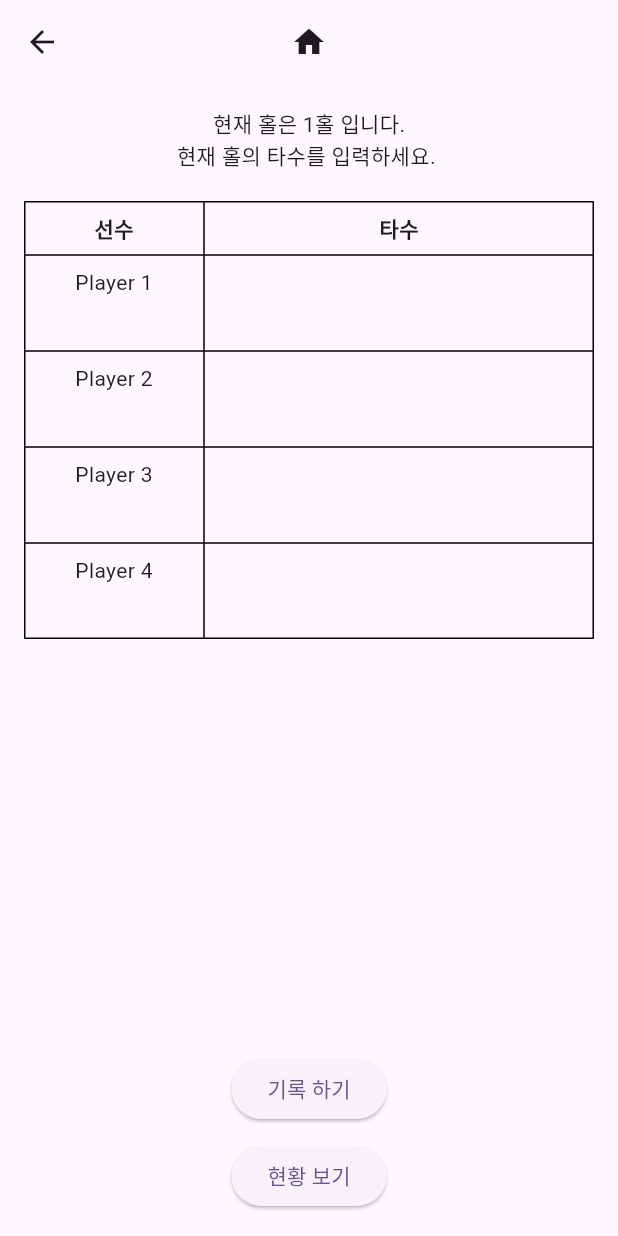
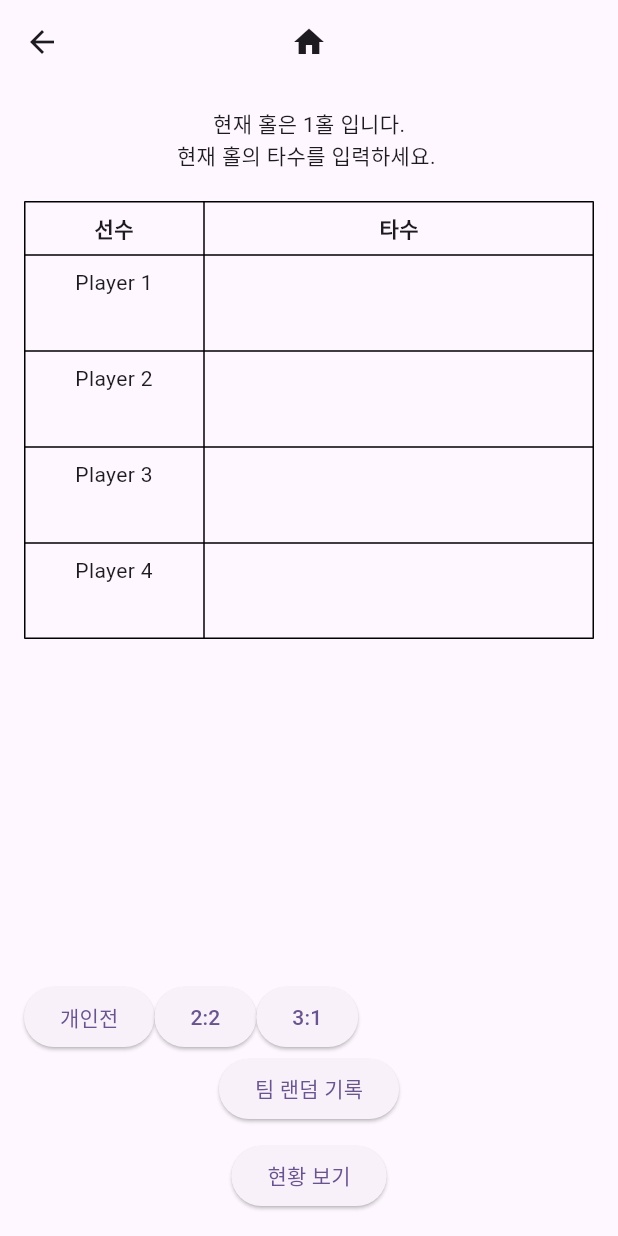
Before and after one commit to hagyeom/flutter_application_1, a Flutter app: the HoleInput screen opened directly, on a phone screen of 412 x 824 dp. Run offline on Flutter 3.47's test engine with Material 3 defaults, Android fonts, the phone set to English and light mode, and no system bars; our stand-ins replace shared_preferences; accounts and stored records are empty.

```diff
--- a/lib/golf_score_app/screens/hole_input.dart
+++ b/lib/golf_score_app/screens/hole_input.dart
@@ -9,6 +9,7 @@ List<int> pars = List.filled(18, 4); // 초기값은 모두 4로 임시 설정
 List<List<int>> scores = List.generate(4, (_) => List.filled(18, 0));
 List<bool> holeCompleted = List.filled(18, false); // 각 홀의 입력 완료 상태를 추적하는 리스트
 List<List<Color>> teamColors = List.generate(18, (_) => List.filled(4, Colors.white)); // 각 홀의 팀 색상을 추적하는 리스트
+int teamType=4;
 
 class HoleInput extends StatefulWidget {
   final int holeIndex;
@@ -107,13 +108,52 @@ class _HoleInputState extends State<HoleInput> {
                 ],
               ),
             ),
+            Row(children: [
+              ElevatedButton(
+                onPressed: () {
+                  setState(() {
+                    teamType = 0;
+                  });
+                  saveScores();
+                  assignTeams(); // 팀 지정 및 결과 색상 적용
+                  navigateToNextHole(context);
+                },
+                child: Text('개인전'),
+              ),
+              ElevatedButton(
+                onPressed: () {
+                  setState(() {
+                    teamType = 1;
+                  });
+                  saveScores();
+                  assignTeams(); // 팀 지정 및 결과 색상 적용
+                  navigateToNextHole(context);
+                },
+                child: Text('2:2'),
+              ),
+              ElevatedButton(
+                onPressed: () {
+                  setState(() {
+                    teamType = 2;
+                  });
+                  saveScores();
+                  assignTeams(); // 팀 지정 및 결과 색상 적용
+                  navigateToNextHole(context);
+                },
+                child: Text('3:1'),
+              ),
+            ],
+            ),
             ElevatedButton(
               onPressed: () {
+                setState(() {
+                  teamType = 4;
+                });
                 saveScores();
                 assignTeams(); // 팀 지정 및 결과 색상 적용
                 navigateToNextHole(context);
               },
-              child: Text(widget.holeIndex < 17 ? '기록 하기' : '경기 종료'),
+              child: Text(widget.holeIndex < 17 ? '팀 랜덤 기록' : '경기 종료'),
             ),
             SizedBox(height: 10,),
             ElevatedButton(
@@ -145,7 +185,7 @@ class _HoleInputState extends State<HoleInput> {
     List<Color> teamColorsForHole = List.filled(4, Colors.white);
     List<int> indices = [0, 1, 2, 3];
     indices.shuffle();
-    int teamType = Random().nextInt(3); // 0: 개인, 1: 2대2, 2: 3대1
+    if(teamType==4)teamType = Random().nextInt(3); // 0: 개인, 1: 2대2, 2: 3대1
 
     if (teamType == 0) {
       // 개인전
```
